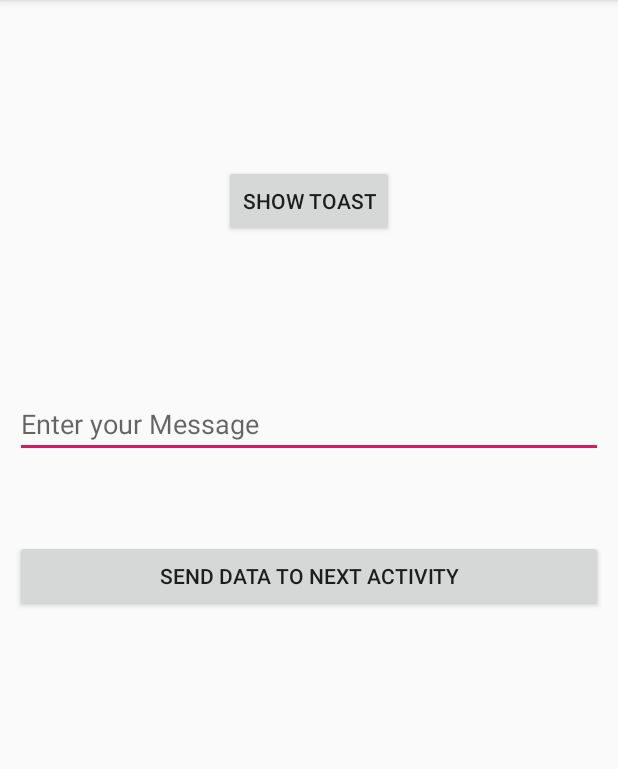
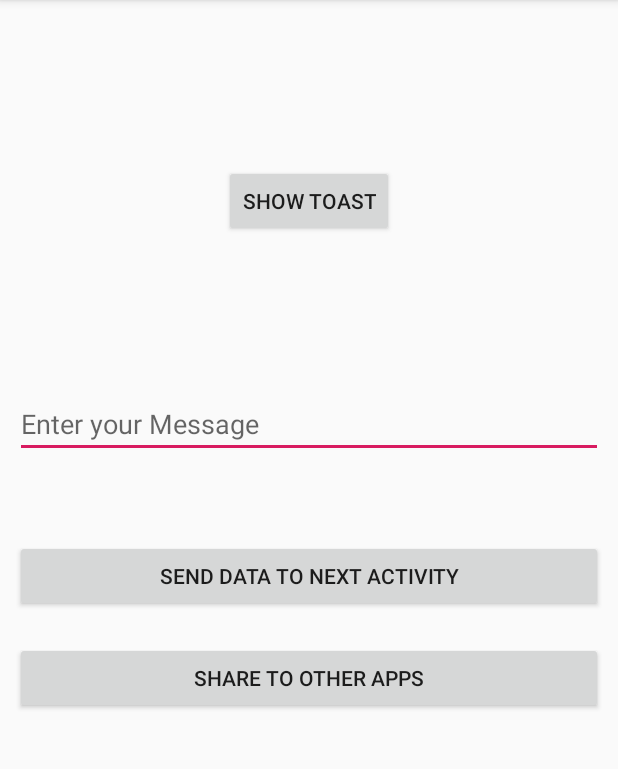
Before and after one commit to kent-ko/msgShare, an Android app: the screen it shows after launch (MainActivity), on a phone screen of 412 x 824 dp, the part 84-853 px from its top. Run offline under Robolectric (Android 15) with nearby library versions, the phone set to English and light mode, and no system bars.

Commit message:
Section two Video three

```diff
--- a/app/src/main/res/layout/activity_main.xml
+++ b/app/src/main/res/layout/activity_main.xml
@@ -33,4 +33,13 @@
         android:layout_width="match_parent"
         android:layout_height="wrap_content"
         android:text="Send Data To Next Activity" />
+
+    <Button
+        android:id="@+id/btnShareToOtherApps"
+        android:layout_width="match_parent"
+        android:layout_height="wrap_content"
+        android:layout_below="@id/btnSendMsgToNextActivity"
+        android:layout_centerHorizontal="true"
+        android:layout_marginTop="20dp"
+        android:text="Share To Other APPS" />
 </RelativeLayout>
```
Also changed, not shown: app/src/main/java/com/smartherd/msgshareapp/MainActivity.kt (+13 -2 lines), app/src/main/java/com/smartherd/msgshareapp/SecondAcitivity.kt (+9 -0 lines), app/src/main/res/layout/activity_second.xml (+11 -0 lines).
